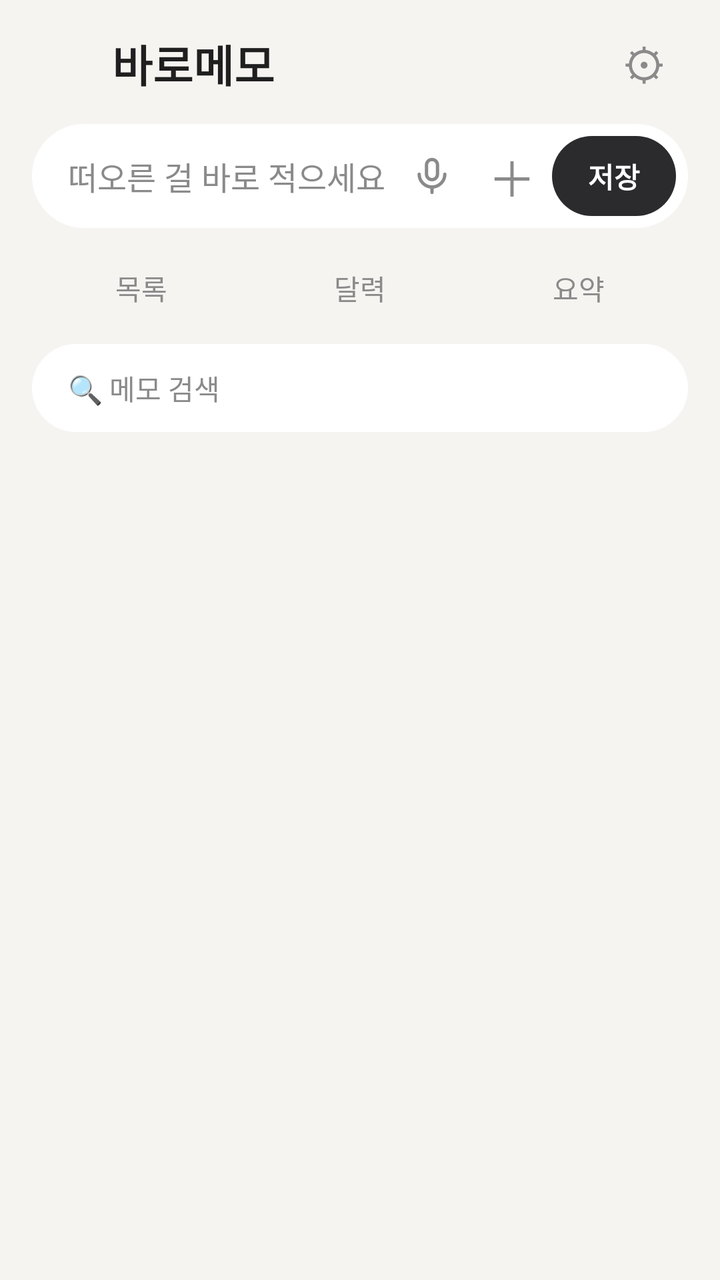
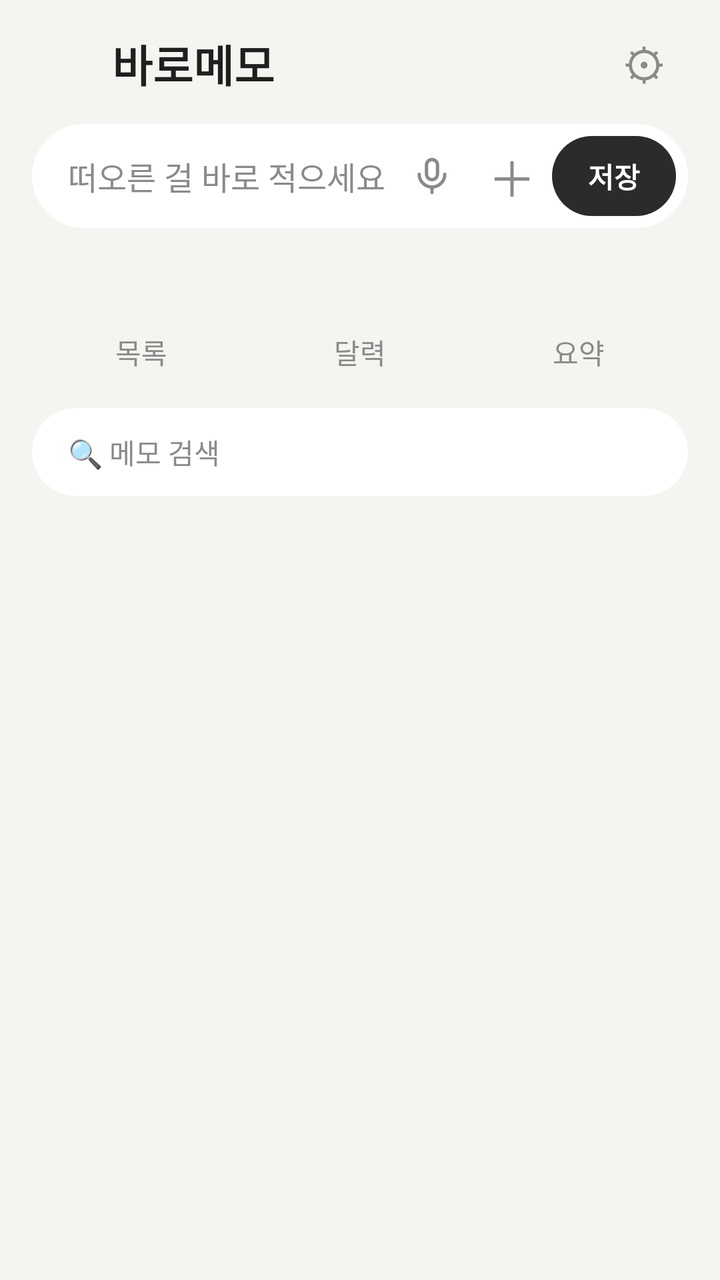

An Android layout rendered at two revisions. The XML below is the earlier revision; the diff shows what the commit changed to produce the second picture.
<!-- AndroidManifest.xml: application theme AppTheme -->
<!-- res/layout/activity_main.xml -->
<?xml version="1.0" encoding="utf-8"?>
<FrameLayout xmlns:android="http://schemas.android.com/apk/res/android"
    android:layout_width="match_parent"
    android:layout_height="match_parent"
    android:background="@color/bg"
    android:fitsSystemWindows="true">

    <LinearLayout
        android:layout_width="match_parent"
        android:layout_height="match_parent"
        android:orientation="vertical"
        android:paddingStart="16dp"
        android:paddingTop="10dp"
        android:paddingEnd="16dp"
        android:paddingBottom="8dp">

        
        <LinearLayout
            android:layout_width="match_parent"
            android:layout_height="wrap_content"
            android:gravity="center_vertical"
            android:orientation="horizontal"
            android:paddingBottom="8dp">

            <ImageView
                android:layout_width="30dp"
                android:layout_height="30dp"
                android:layout_marginStart="2dp"
                android:contentDescription="바로메모 아이콘"
                android:scaleType="fitCenter"
                android:src="@mipmap/ic_launcher" />

            <TextView
                android:layout_width="0dp"
                android:layout_height="wrap_content"
                android:layout_weight="1"
                android:paddingStart="8dp"
                android:text="바로메모"
                android:textColor="@color/text"
                android:textSize="22sp"
                android:textStyle="bold" />

            <TextView
                android:id="@+id/settings"
                android:layout_width="44dp"
                android:layout_height="44dp"
                android:clickable="true"
                android:contentDescription="설정"
                android:focusable="true"
                android:gravity="center"
                android:text="⚙"
                android:textColor="@color/sub"
                android:textSize="22sp" />
        </LinearLayout>

        
        <LinearLayout
            android:layout_width="match_parent"
            android:layout_height="wrap_content"
            android:background="@drawable/bg_input"
            android:gravity="center_vertical"
            android:minHeight="52dp"
            android:orientation="horizontal"
            android:paddingStart="18dp"
            android:paddingEnd="6dp">

            <EditText
                android:id="@+id/input"
                android:layout_width="0dp"
                android:layout_height="wrap_content"
                android:layout_weight="1"
                android:background="@null"
                android:hint="떠오른 걸 바로 적으세요"
                android:imeOptions="actionDone"
                android:inputType="text"
                android:minHeight="48dp"
                android:textColor="@color/text"
                android:textColorHint="@color/sub"
                android:textSize="16sp" />

            <ImageView
                android:id="@+id/mic"
                android:layout_width="40dp"
                android:layout_height="40dp"
                android:clickable="true"
                android:contentDescription="받아쓰기"
                android:focusable="true"
                android:padding="9dp"
                android:scaleType="fitCenter"
                android:src="@drawable/ic_w_mic"
                android:tint="@color/sub" />

            <TextView
                android:id="@+id/photo"
                android:layout_width="40dp"
                android:layout_height="40dp"
                android:clickable="true"
                android:contentDescription="사진·그림 붙이기"
                android:focusable="true"
                android:gravity="center"
                android:text="＋"
                android:textColor="@color/sub"
                android:textSize="24sp" />

            <TextView
                android:id="@+id/save"
                android:layout_width="wrap_content"
                android:layout_height="40dp"
                android:background="@drawable/bg_btn_accent"
                android:clickable="true"
                android:focusable="true"
                android:gravity="center"
                android:paddingStart="18dp"
                android:paddingEnd="18dp"
                android:text="저장"
                android:textColor="?attr/bmOnAccent"
                android:textSize="14sp"
                android:textStyle="bold" />
        </LinearLayout>

        
        <LinearLayout
            android:id="@+id/mood_row"
            android:layout_width="match_parent"
            android:layout_height="44dp"
            android:layout_marginTop="6dp"
            android:orientation="horizontal"
            android:visibility="gone">

            <ImageView
                android:id="@+id/mood1"
                android:layout_width="0dp"
                android:layout_height="match_parent"
                android:layout_weight="1"
                android:clickable="true"
                android:contentDescription="기분: 아주 좋음"
                android:focusable="true"
                android:padding="9dp"
                android:scaleType="fitCenter"
                android:src="@drawable/ic_w_face1" />
            <ImageView
                android:id="@+id/mood2"
                android:layout_width="0dp"
                android:layout_height="match_parent"
                android:layout_weight="1"
                android:clickable="true"
                android:contentDescription="기분: 좋음"
                android:focusable="true"
                android:padding="9dp"
                android:scaleType="fitCenter"
                android:src="@drawable/ic_w_face2" />
            <ImageView
                android:id="@+id/mood3"
                android:layout_width="0dp"
                android:layout_height="match_parent"
                android:layout_weight="1"
                android:clickable="true"
                android:contentDescription="기분: 보통"
                android:focusable="true"
                android:padding="9dp"
                android:scaleType="fitCenter"
                android:src="@drawable/ic_w_face3" />
            <ImageView
                android:id="@+id/mood4"
                android:layout_width="0dp"
                android:layout_height="match_parent"
                android:layout_weight="1"
                android:clickable="true"
                android:contentDescription="기분: 안 좋음"
                android:focusable="true"
                android:padding="9dp"
                android:scaleType="fitCenter"
                android:src="@drawable/ic_w_face4" />
            <ImageView
                android:id="@+id/mood5"
                android:layout_width="0dp"
                android:layout_height="match_parent"
                android:layout_weight="1"
                android:clickable="true"
                android:contentDescription="기분: 아주 안 좋음"
                android:focusable="true"
                android:padding="9dp"
                android:scaleType="fitCenter"
                android:src="@drawable/ic_w_face5" />
        </LinearLayout>

        
        <HorizontalScrollView
            android:id="@+id/input_tag_scroll"
            android:layout_width="match_parent"
            android:layout_height="wrap_content"
            android:layout_marginTop="8dp"
            android:scrollbars="none"
            android:visibility="gone">

            <LinearLayout
                android:id="@+id/input_tag_row"
                android:layout_width="wrap_content"
                android:layout_height="wrap_content"
                android:orientation="horizontal" />
        </HorizontalScrollView>

        
        <LinearLayout
            android:id="@+id/tab_row"
            android:layout_width="match_parent"
            android:layout_height="wrap_content"
            android:layout_marginTop="12dp"
            android:orientation="horizontal">

            <TextView android:id="@+id/tab_list" style="@style/Tab" android:text="목록" />
            <TextView android:id="@+id/tab_calendar" style="@style/Tab" android:text="달력" />
            <TextView android:id="@+id/tab_summary" style="@style/Tab" android:text="요약" />
        </LinearLayout>

        
        <EditText
            android:id="@+id/search"
            android:layout_width="match_parent"
            android:layout_height="44dp"
            android:layout_marginTop="10dp"
            android:background="@drawable/bg_input"
            android:hint="🔍 메모 검색"
            android:imeOptions="actionSearch"
            android:inputType="text"
            android:paddingStart="18dp"
            android:paddingEnd="18dp"
            android:textColor="@color/text"
            android:textColorHint="@color/sub"
            android:textSize="14sp" />

        
        <HorizontalScrollView
            android:id="@+id/tag_scroll"
            android:layout_width="match_parent"
            android:layout_height="wrap_content"
            android:layout_marginTop="8dp"
            android:scrollbars="none"
            android:visibility="gone">

            <LinearLayout
                android:id="@+id/tag_row"
                android:layout_width="wrap_content"
                android:layout_height="wrap_content"
                android:orientation="horizontal" />
        </HorizontalScrollView>

        
        <LinearLayout
            android:id="@+id/calendar_pane"
            android:layout_width="match_parent"
            android:layout_height="wrap_content"
            android:layout_marginTop="10dp"
            android:background="@drawable/bg_card"
            android:orientation="vertical"
            android:padding="10dp"
            android:visibility="gone">

            <LinearLayout
                android:layout_width="match_parent"
                android:layout_height="wrap_content"
                android:gravity="center_vertical"
                android:orientation="horizontal">

                <TextView
                    android:id="@+id/cal_prev"
                    android:layout_width="48dp"
                    android:layout_height="40dp"
                    android:clickable="true"
                    android:focusable="true"
                    android:gravity="center"
                    android:text="‹"
                    android:textColor="@color/text"
                    android:textSize="24sp" />

                <TextView
                    android:id="@+id/cal_title"
                    android:layout_width="0dp"
                    android:layout_height="40dp"
                    android:layout_weight="1"
                    android:clickable="true"
                    android:focusable="true"
                    android:gravity="center"
                    android:textColor="@color/text"
                    android:textSize="16sp"
                    android:textStyle="bold" />

                <TextView
                    android:id="@+id/cal_next"
                    android:layout_width="48dp"
                    android:layout_height="40dp"
                    android:clickable="true"
                    android:focusable="true"
                    android:gravity="center"
                    android:text="›"
                    android:textColor="@color/text"
                    android:textSize="24sp" />
            </LinearLayout>

            <LinearLayout
                android:id="@+id/cal_weekdays"
                android:layout_width="match_parent"
                android:layout_height="wrap_content"
                android:orientation="horizontal" />

            <LinearLayout
                android:id="@+id/cal_grid"
                android:layout_width="match_parent"
                android:layout_height="wrap_content"
                android:orientation="vertical" />
        </LinearLayout>

        
        <TextView
            android:id="@+id/day_title"
            android:layout_width="match_parent"
            android:layout_height="wrap_content"
            android:layout_marginTop="10dp"
            android:background="@drawable/bg_card"
            android:lineSpacingExtra="4dp"
            android:paddingStart="16dp"
            android:paddingTop="12dp"
            android:paddingEnd="16dp"
            android:paddingBottom="12dp"
            android:textColor="@color/text"
            android:textSize="14sp"
            android:visibility="gone" />

        <TextView
            android:id="@+id/empty"
            android:layout_width="match_parent"
            android:layout_height="wrap_content"
            android:gravity="center"
            android:paddingTop="24dp"
            android:textColor="@color/sub"
            android:textSize="14sp"
            android:visibility="gone" />

        <ListView
            android:id="@+id/list"
            android:layout_width="match_parent"
            android:layout_height="0dp"
            android:layout_marginTop="10dp"
            android:layout_weight="1"
            android:divider="@android:color/transparent"
            android:dividerHeight="8dp"
            android:listSelector="@android:color/transparent"
            android:scrollbars="none" />

        
        <ScrollView
            android:id="@+id/summary_pane"
            android:layout_width="match_parent"
            android:layout_height="0dp"
            android:layout_marginTop="10dp"
            android:layout_weight="1"
            android:scrollbars="none"
            android:visibility="gone">

            <TextView
                android:id="@+id/summary_text"
                android:layout_width="match_parent"
                android:layout_height="wrap_content"
                android:background="@drawable/bg_card"
                android:lineSpacingExtra="5dp"
                android:padding="18dp"
                android:textColor="@color/text"
                android:textIsSelectable="true"
                android:textSize="15sp" />
        </ScrollView>

        
        <LinearLayout
            android:id="@+id/select_bar"
            android:layout_width="match_parent"
            android:layout_height="wrap_content"
            android:layout_marginTop="6dp"
            android:background="@drawable/bg_tab_selected"
            android:orientation="horizontal"
            android:visibility="gone">

            <TextView android:id="@+id/sel_count" style="@style/Flat" android:textColor="?attr/bmAccent" android:textStyle="bold" />
            <TextView android:id="@+id/sel_copy" style="@style/Flat" android:text="복사" android:textColor="@color/text" />
            <TextView android:id="@+id/sel_share" style="@style/Flat" android:text="내보내기" android:textColor="@color/text" />
            <TextView android:id="@+id/sel_delete" style="@style/Flat" android:text="삭제" android:textColor="@color/text" />
            <TextView android:id="@+id/sel_cancel" style="@style/Flat" android:text="취소" />
        </LinearLayout>
    </LinearLayout>
</FrameLayout>
<!-- resources referenced by this layout -->
<resources>
  <color name="bg">#F6F4F1</color>
  <color name="sub">#8A8A8A</color>
  <color name="text">#1F1F1F</color>
  <!-- drawable bg_btn_accent (drawable) -->
  <?xml version="1.0" encoding="utf-8"?>
  <shape xmlns:android="http://schemas.android.com/apk/res/android" android:shape="rectangle">
      <solid android:color="?attr/bmAccent" />
      <corners android:radius="20dp" />
  </shape>
  <!-- drawable bg_card (drawable) -->
  <?xml version="1.0" encoding="utf-8"?>
  <shape xmlns:android="http://schemas.android.com/apk/res/android" android:shape="rectangle">
      <solid android:color="@color/surface" />
      <corners android:radius="16dp" />
  </shape>
  <!-- drawable bg_input (drawable) -->
  <?xml version="1.0" encoding="utf-8"?>
  <shape xmlns:android="http://schemas.android.com/apk/res/android" android:shape="rectangle">
      <solid android:color="@color/surface" />
      <corners android:radius="26dp" />
  </shape>
  <!-- drawable bg_tab_selected (drawable) -->
  <?xml version="1.0" encoding="utf-8"?>
  <shape xmlns:android="http://schemas.android.com/apk/res/android" android:shape="rectangle">
      <solid android:color="?attr/bmAccentSoft" />
      <corners android:radius="18dp" />
  </shape>
  <!-- mipmap ic_launcher (mipmap-anydpi-v26) -->
  <?xml version="1.0" encoding="utf-8"?>
  <adaptive-icon xmlns:android="http://schemas.android.com/apk/res/android">
      <background android:drawable="@color/icon_bg" />
      <foreground android:drawable="@drawable/ic_launcher_fg" />
  </adaptive-icon>
  <style name="Flat">
          <item name="android:layout_width">0dp</item>
          <item name="android:layout_height">40dp</item>
          <item name="android:layout_weight">1</item>
          <item name="android:gravity">center</item>
          <item name="android:textSize">13sp</item>
          <item name="android:textColor">@color/sub</item>
          <item name="android:clickable">true</item>
          <item name="android:focusable">true</item>
      </style>
  <style name="Tab">
          <item name="android:layout_width">0dp</item>
          <item name="android:layout_height">36dp</item>
          <item name="android:layout_weight">1</item>
          <item name="android:gravity">center</item>
          <item name="android:textSize">14sp</item>
          <item name="android:textColor">@color/sub</item>
          <item name="android:clickable">true</item>
          <item name="android:focusable">true</item>
      </style>
  <style name="AppTheme" parent="@android:style/Theme.DeviceDefault.DayNight">
          <item name="android:windowActionBar">false</item>
          <item name="android:windowNoTitle">true</item>
          <item name="android:windowBackground">@color/bg</item>
          <item name="android:statusBarColor">@color/bg</item>
          <item name="android:navigationBarColor">@color/bg</item>
          <item name="android:windowLightStatusBar">@bool/light_bars</item>
          <item name="android:windowLightNavigationBar">@bool/light_bars</item>
          <item name="bmAccent">@color/p_simple</item>
          <item name="bmAccentSoft">@color/p_simple_soft</item>
          <item name="bmOnAccent">@color/p_simple_on</item>
      </style>
  <color name="surface">#FFFFFF</color>
  <color name="icon_bg">#FFFFFF</color>
  <color name="p_simple">#2B2B2E</color>
  <color name="p_simple_soft">#E6E6EA</color>
  <color name="p_simple_on">#FFFFFF</color>
  <color name="icon_fg">#1F2328</color>
  <!-- unchanged entries left out for length: 7 -->
</resources>

<!-- the commit's change to res/layout/activity_main.xml (unified diff, before → after) -->
@@ -117,6 +117,23 @@
                 android:textSize="14sp"
                 android:textStyle="bold" />
         </LinearLayout>
+
+        
+        <TextView
+            android:id="@+id/fold"
+            android:layout_width="match_parent"
+            android:layout_height="32dp"
+            android:clickable="true"
+            android:focusable="true"
+            android:gravity="center"
+            android:textColor="@color/sub"
+            android:textSize="12sp" />
+
+        <LinearLayout
+            android:id="@+id/tools_box"
+            android:layout_width="match_parent"
+            android:layout_height="wrap_content"
+            android:orientation="vertical">
 
         
         <LinearLayout
@@ -245,6 +262,8 @@
                 android:orientation="horizontal" />
         </HorizontalScrollView>
 
+        </LinearLayout>
+
         
         <LinearLayout
             android:id="@+id/calendar_pane"
